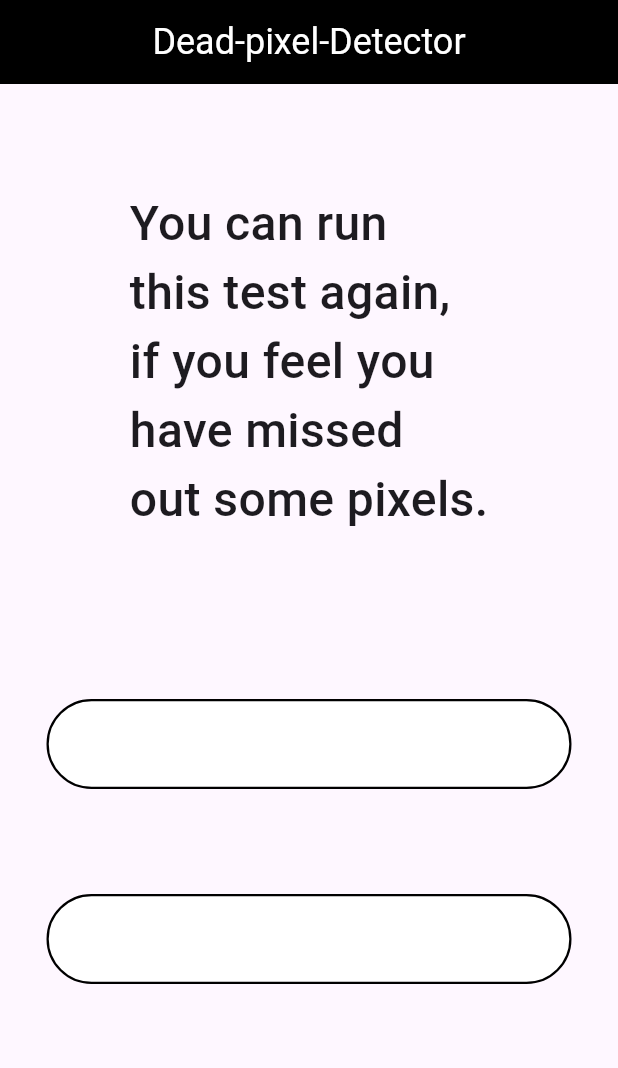
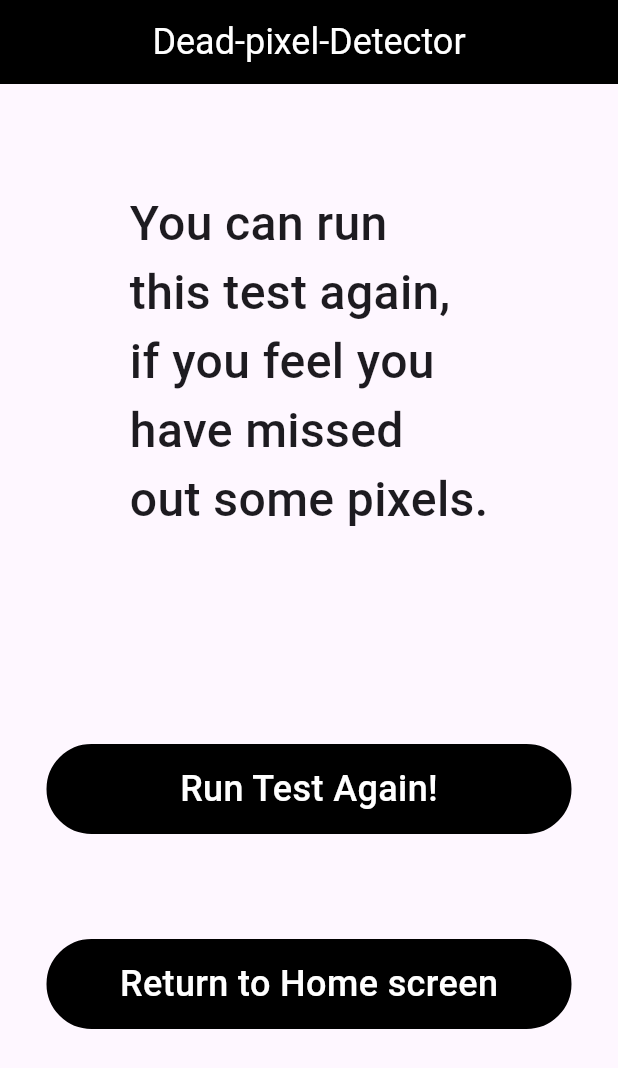
Before and after one commit to ShaaradNJ/Dead-Pixel-Checker-App, a Flutter app: the screen it shows after launch, on a phone screen of 412 x 824 dp. Shown: the top 1068 px of the screen. Run offline on Flutter 3.47's test engine with Material 3 defaults, Android fonts, the light colour scheme and no system bars.

Commit message:
Containers with text to last screen...

```diff
--- a/lib/lastpage.dart
+++ b/lib/lastpage.dart
@@ -28,18 +28,26 @@ class LastPage extends StatelessWidget {
              ),
 
               const SizedBox(
-               height: 100,
+               height: 130,
              ),
               Center(
                 child: Container(
                 height: 60,
                 width: 350,
                 decoration:  BoxDecoration(
-                  color: const Color.fromARGB(255, 255, 255, 255),
+                  color:Colors.black,
                   borderRadius: BorderRadius.circular(30),
                   border: Border.all(
                     width: 1.5,
                   )
+                ),
+                child: const Center(
+                  child: Text("Run Test Again!",
+                  style: TextStyle(
+                    fontSize: 24,
+                    fontWeight: FontWeight.w500,
+                    color: Colors.white,
+                  ),),
                 ),
 
                              ),
@@ -54,12 +62,20 @@ class LastPage extends StatelessWidget {
                 height: 60,
                 width: 350,
                 decoration:  BoxDecoration(
-                  color:Colors.white,
+                  color:Colors.black,
                   border: Border.all(
                     width: 1.5,
                   ),
                   borderRadius: BorderRadius.circular(30),
 
+                ),
+                child: const Center(
+                  child: Text("Return to Home screen",
+                  style: TextStyle(
+                    fontSize: 24,
+                    fontWeight: FontWeight.w500,
+                    color:Colors.white,
+                  ),),
                 ),
 
                              ),
```
